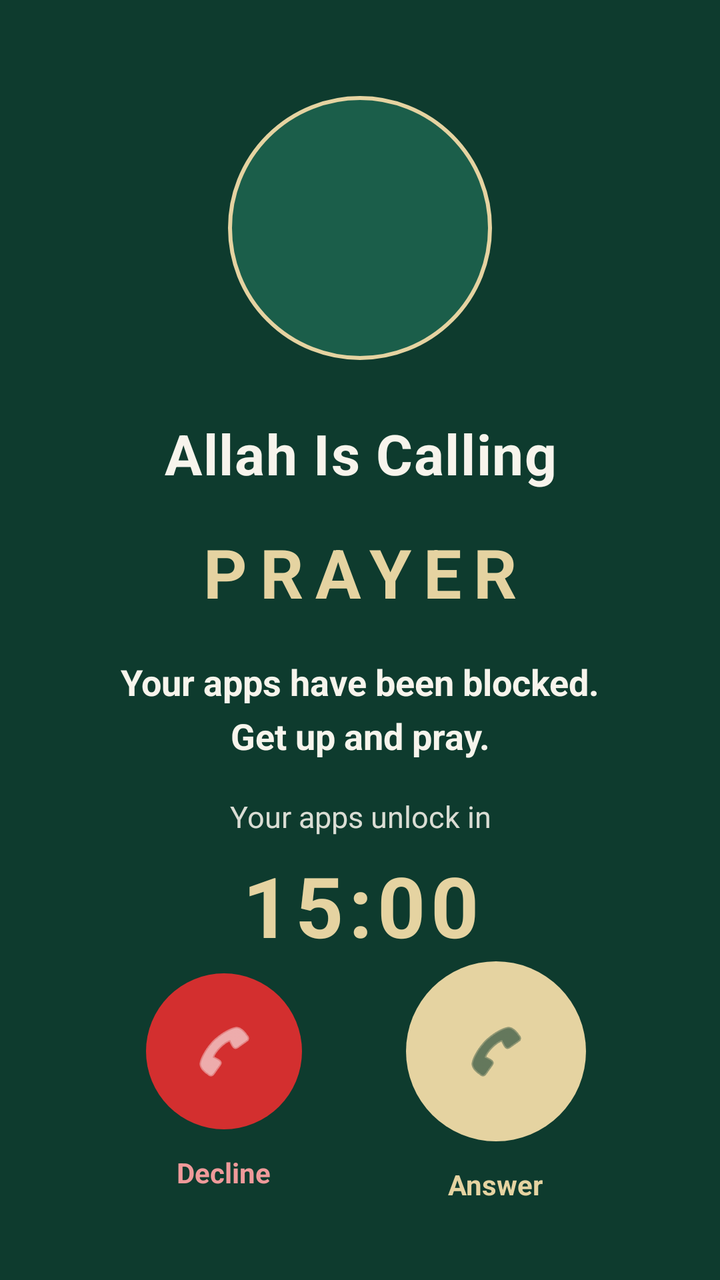
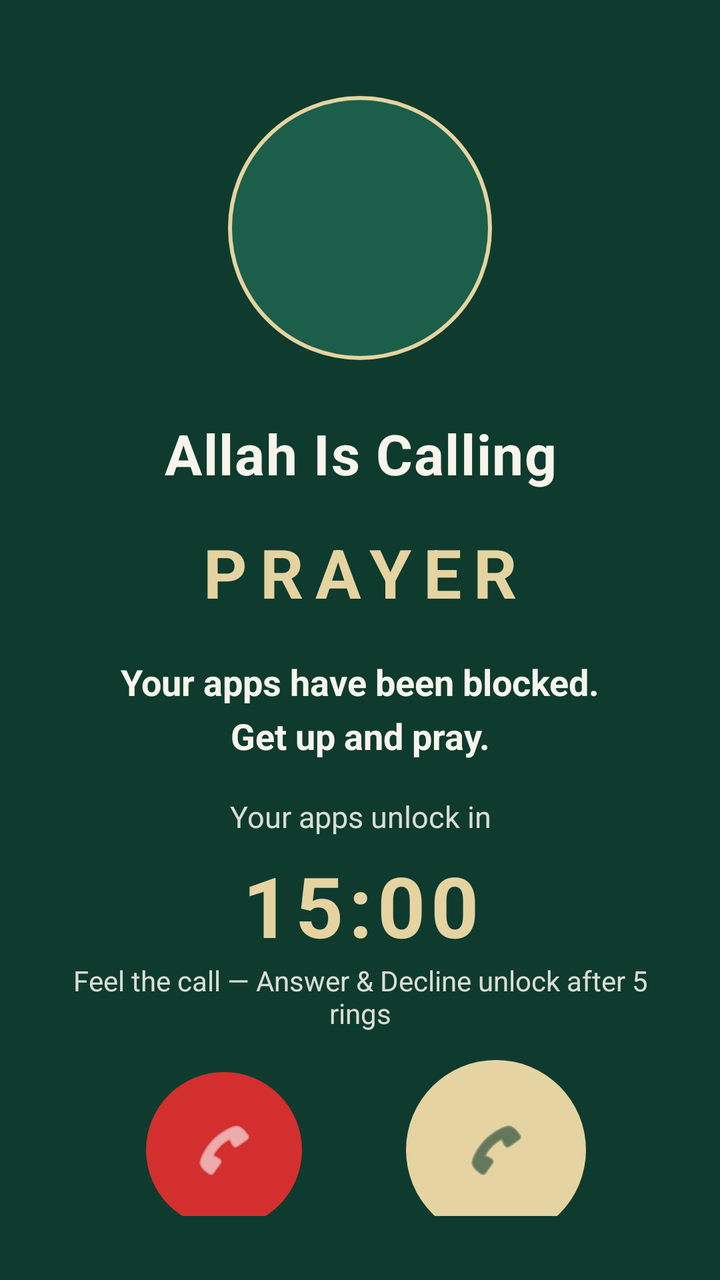

An Android layout rendered at two revisions. The XML below is the earlier revision; the diff shows what the commit changed to produce the second picture.
<!-- AndroidManifest.xml: activity theme GuardLaunchTheme -->
<!-- res/layout/activity_guard_block.xml -->
<?xml version="1.0" encoding="utf-8"?>
<FrameLayout xmlns:android="http://schemas.android.com/apk/res/android"
    android:layout_width="match_parent"
    android:layout_height="match_parent"
    android:background="@color/guard_deep_green"
    android:fitsSystemWindows="true">

    <LinearLayout
        android:layout_width="match_parent"
        android:layout_height="match_parent"
        android:gravity="center_horizontal"
        android:orientation="vertical"
        android:paddingStart="28dp"
        android:paddingEnd="28dp"
        android:paddingTop="48dp"
        android:paddingBottom="32dp">

        <View
            android:layout_width="0dp"
            android:layout_height="0dp"
            android:layout_weight="1" />

        
        <FrameLayout
            android:layout_width="132dp"
            android:layout_height="132dp"
            android:background="@drawable/guard_avatar_circle">

            <ImageView
                android:layout_width="64dp"
                android:layout_height="64dp"
                android:layout_gravity="center"
                android:contentDescription="@null"
                android:src="@mipmap/ic_launcher"
                android:scaleType="centerInside" />
        </FrameLayout>

        <TextView
            android:layout_width="match_parent"
            android:layout_height="wrap_content"
            android:layout_marginTop="28dp"
            android:gravity="center"
            android:letterSpacing="0.02"
            android:text="Allah Is Calling"
            android:textColor="@color/guard_ivory"
            android:textSize="28sp"
            android:textStyle="bold" />

        <TextView
            android:id="@+id/guard_prayer_name"
            android:layout_width="match_parent"
            android:layout_height="wrap_content"
            android:layout_marginTop="18dp"
            android:gravity="center"
            android:letterSpacing="0.18"
            android:text="PRAYER"
            android:textAllCaps="true"
            android:textColor="@color/guard_soft_gold"
            android:textSize="34sp"
            android:textStyle="bold" />

        <TextView
            android:id="@+id/guard_headline"
            android:layout_width="match_parent"
            android:layout_height="wrap_content"
            android:layout_marginTop="20dp"
            android:gravity="center"
            android:lineSpacingMultiplier="1.25"
            android:text="Your apps have been blocked.\nGet up and pray."
            android:textColor="@color/guard_ivory"
            android:textSize="18sp"
            android:textStyle="bold" />

        <TextView
            android:id="@+id/guard_unlock_label"
            android:layout_width="match_parent"
            android:layout_height="wrap_content"
            android:layout_marginTop="18dp"
            android:gravity="center"
            android:text="Your apps unlock in"
            android:textColor="@color/guard_ivory_dim"
            android:textSize="15sp" />

        <TextView
            android:id="@+id/guard_countdown"
            android:layout_width="match_parent"
            android:layout_height="wrap_content"
            android:layout_marginTop="6dp"
            android:gravity="center"
            android:letterSpacing="0.06"
            android:text="15:00"
            android:textColor="@color/guard_soft_gold"
            android:textSize="42sp"
            android:textStyle="bold" />

        <View
            android:layout_width="0dp"
            android:layout_height="0dp"
            android:layout_weight="1.4" />

        <LinearLayout
            android:layout_width="match_parent"
            android:layout_height="wrap_content"
            android:gravity="center"
            android:orientation="horizontal"
            android:paddingStart="16dp"
            android:paddingEnd="16dp"
            android:paddingBottom="24dp">

            <LinearLayout
                android:layout_width="0dp"
                android:layout_height="wrap_content"
                android:layout_weight="1"
                android:gravity="center"
                android:orientation="vertical">

                <ImageButton
                    android:id="@+id/guard_decline"
                    android:layout_width="78dp"
                    android:layout_height="78dp"
                    android:background="@drawable/guard_decline_circle"
                    android:contentDescription="Decline"
                    android:padding="20dp"
                    android:scaleType="centerInside"
                    android:src="@android:drawable/ic_menu_call"
                    android:tint="@android:color/white" />

                <TextView
                    android:layout_width="wrap_content"
                    android:layout_height="wrap_content"
                    android:layout_marginTop="12dp"
                    android:text="Decline"
                    android:textColor="#EF9A9A"
                    android:textSize="14sp"
                    android:textStyle="bold" />
            </LinearLayout>

            <LinearLayout
                android:layout_width="0dp"
                android:layout_height="wrap_content"
                android:layout_weight="1"
                android:gravity="center"
                android:orientation="vertical">

                <ImageButton
                    android:id="@+id/guard_answer"
                    android:layout_width="90dp"
                    android:layout_height="90dp"
                    android:background="@drawable/guard_answer_circle"
                    android:contentDescription="Answer"
                    android:padding="22dp"
                    android:scaleType="centerInside"
                    android:src="@android:drawable/ic_menu_call"
                    android:tint="@color/guard_deep_green" />

                <TextView
                    android:layout_width="wrap_content"
                    android:layout_height="wrap_content"
                    android:layout_marginTop="12dp"
                    android:text="Answer"
                    android:textColor="@color/guard_soft_gold"
                    android:textSize="14sp"
                    android:textStyle="bold" />
            </LinearLayout>
        </LinearLayout>
    </LinearLayout>
</FrameLayout>
<!-- resources referenced by this layout -->
<resources>
  <color name="guard_deep_green">#FF0E3B2E</color>
  <color name="guard_ivory">#FFF7F4EC</color>
  <color name="guard_ivory_dim">#E0F7F4EC</color>
  <color name="guard_soft_gold">#FFE5D3A1</color>
  <!-- drawable guard_answer_circle (drawable) -->
  <?xml version="1.0" encoding="utf-8"?>
  <shape xmlns:android="http://schemas.android.com/apk/res/android"
      android:shape="oval">
      <solid android:color="@color/guard_soft_gold" />
  </shape>
  <!-- drawable guard_avatar_circle (drawable) -->
  <?xml version="1.0" encoding="utf-8"?>
  <shape xmlns:android="http://schemas.android.com/apk/res/android"
      android:shape="oval">
      <solid android:color="#FF1B5E4A" />
      <stroke
          android:width="2dp"
          android:color="@color/guard_soft_gold" />
  </shape>
  <!-- drawable guard_decline_circle (drawable) -->
  <?xml version="1.0" encoding="utf-8"?>
  <shape xmlns:android="http://schemas.android.com/apk/res/android"
      android:shape="oval">
      <solid android:color="#FFD32F2F" />
  </shape>
  <!-- mipmap ic_launcher (mipmap-anydpi-v26) -->
  <?xml version="1.0" encoding="utf-8"?>
  <adaptive-icon xmlns:android="http://schemas.android.com/apk/res/android">
    <background android:drawable="@color/ic_launcher_background"/>
    <foreground>
        <inset
            android:drawable="@drawable/ic_launcher_foreground"
            android:inset="16%" />
    </foreground>
  </adaptive-icon>
  <style name="GuardLaunchTheme" parent="@android:style/Theme.Light.NoTitleBar">
          <item name="android:windowBackground">@drawable/guard_launch_background</item>
          <item name="android:statusBarColor">@color/guard_deep_green</item>
          <item name="android:navigationBarColor">@color/guard_deep_green</item>
      </style>
  <color name="ic_launcher_background">#0E3B2E</color>
  <!-- drawable ic_launcher_foreground: png bitmap (drawable-hdpi, 24111 bytes) -->
  <!-- drawable guard_launch_background (drawable) -->
  <?xml version="1.0" encoding="utf-8"?>
  <layer-list xmlns:android="http://schemas.android.com/apk/res/android">
      <item android:drawable="@color/guard_deep_green" />
  </layer-list>
</resources>

<!-- the commit's change to res/layout/activity_guard_block.xml (unified diff, before → after) -->
@@ -98,6 +98,16 @@
             android:layout_height="0dp"
             android:layout_weight="1.4" />
 
+        <TextView
+            android:id="@+id/guard_actions_hint"
+            android:layout_width="match_parent"
+            android:layout_height="wrap_content"
+            android:layout_marginBottom="14dp"
+            android:gravity="center"
+            android:text="Feel the call — Answer &amp; Decline unlock after 5 rings"
+            android:textColor="@color/guard_ivory_dim"
+            android:textSize="14sp" />
+
         <LinearLayout
             android:layout_width="match_parent"
             android:layout_height="wrap_content"
